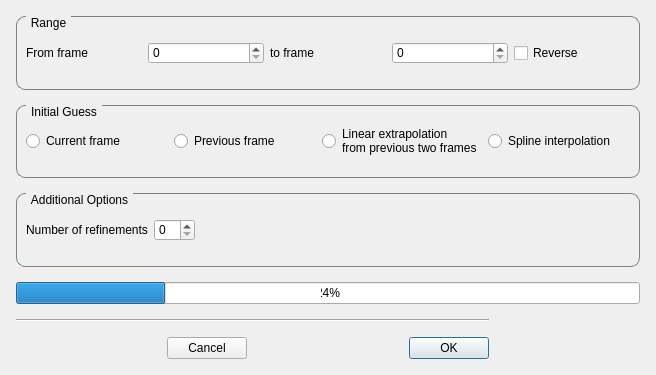
Qt form autoscoper/src/ui/ui-files/TrackingOptionsDialog.ui (BrownBiomechanics/Autoscoper) before a commit.
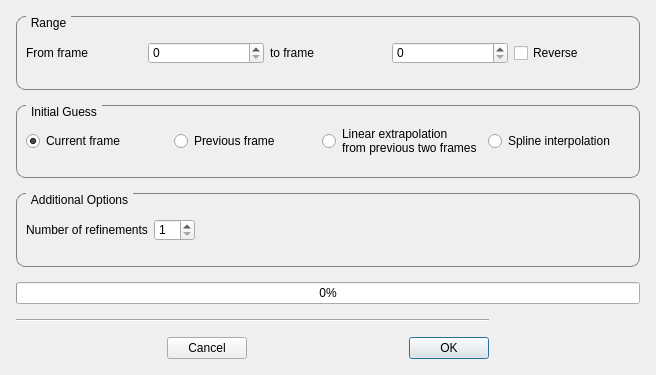
The same form after that commit.

Patch:
```diff
--- a/autoscoper/src/ui/ui-files/TrackingOptionsDialog.ui
+++ b/autoscoper/src/ui/ui-files/TrackingOptionsDialog.ui
@@ -117,7 +117,14 @@
        </property>
        <layout class="QGridLayout" name="gridLayout_6">
         <item row="0" column="1">
-         <widget class="QSpinBox" name="spinBox_NumberRefinements"/>
+         <widget class="QSpinBox" name="spinBox_NumberRefinements">
+          <property name="minimum">
+           <number>1</number>
+          </property>
+          <property name="value">
+           <number>1</number>
+          </property>
+         </widget>
         </item>
         <item row="0" column="0">
          <widget class="QLabel" name="label_3">
@@ -196,6 +203,9 @@
           <property name="text">
            <string>Current frame</string>
           </property>
+          <property name="checked">
+           <bool>true</bool>
+          </property>
          </widget>
         </item>
         <item row="0" column="1">
@@ -234,8 +244,11 @@
        <property name="styleSheet">
         <string notr="true">QProgressBar {text-align: center}</string>
        </property>
+       <property name="minimum">
+        <number>0</number>
+       </property>
        <property name="value">
-        <number>24</number>
+        <number>0</number>
        </property>
        <property name="textVisible">
         <bool>true</bool>
```
Left out of the diff: 13 changed lines with no effect on the pictures.
